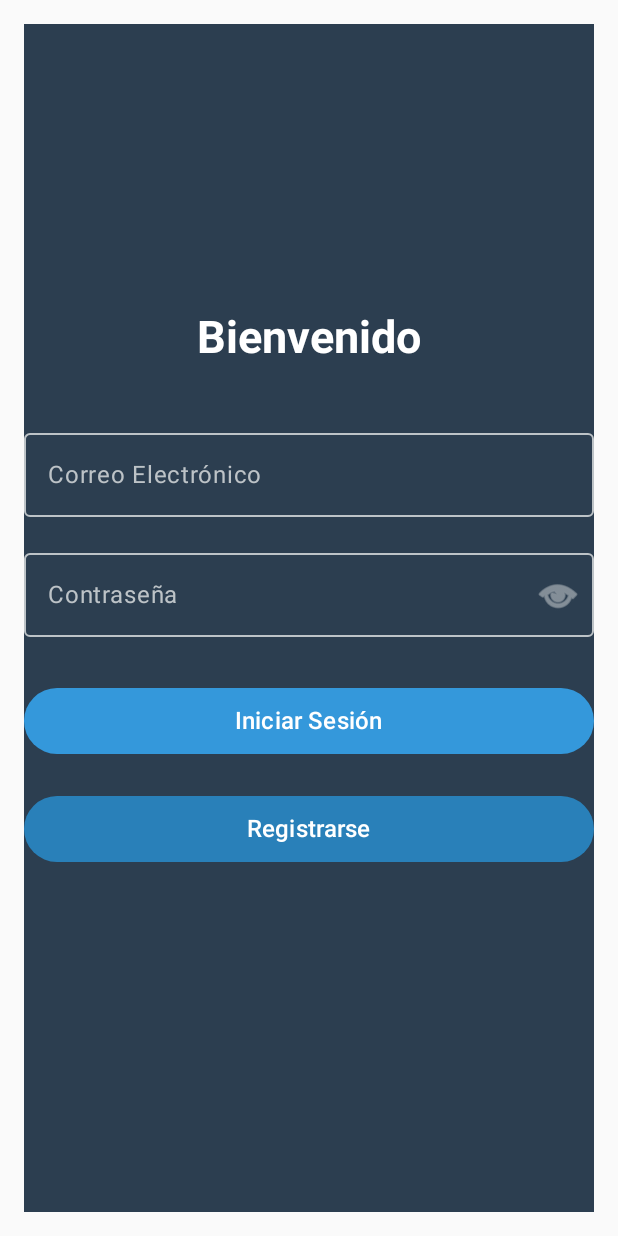
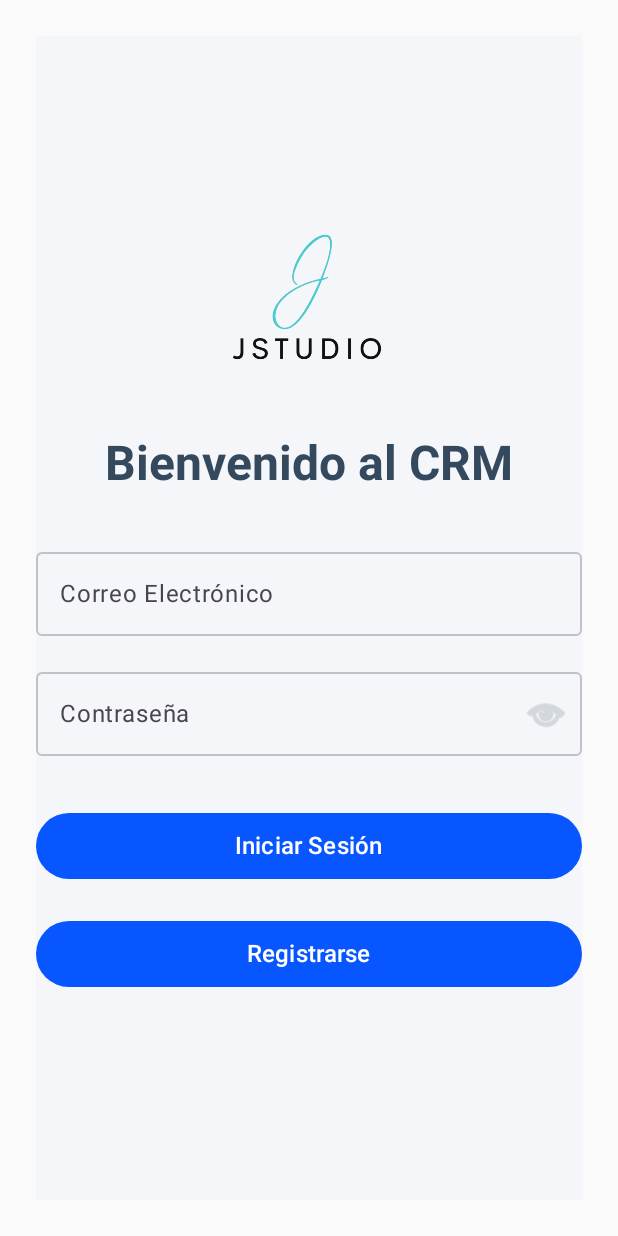
Before and after one commit to JorgeNebrija/ProyectoCRM, an Android app built with Jetpack Compose: the pantallaLogin screen opened through its navigation route, on a phone screen of 412 x 824 dp. Run offline under Robolectric (Android 15) with nearby library versions, the phone set to English and light mode, and no system bars; our stand-ins replace Firebase (no records; nobody signed in at launch, a user with empty details on screens opened directly).

Commit message:
commit prueba local

```diff
--- a/app/src/main/java/com/example/proyectocrm/NavegationWrapper.kt
+++ b/app/src/main/java/com/example/proyectocrm/NavegationWrapper.kt
@@ -12,7 +12,7 @@ import com.example.proyectocrm.screens.PantallaLogin
 @Composable
 fun NavigationWrapper (navHostController: NavHostController) {
 
-    NavHost(navController = navHostController, startDestination = "pantallaBuscarClientes") {
+    NavHost(navController = navHostController, startDestination = "pantallaLogin") {
         composable ("pantallaLogin") {PantallaLogin(navHostController)}
         //composable("PantallaCalendario") { PantallaCalendario(navHostController) }
        // composable("PantallaMiPerfil") { PantallaMiPerfil(navHostController) }
--- a/app/src/main/java/com/example/proyectocrm/screens/pantallaBuscarClientes.kt
+++ b/app/src/main/java/com/example/proyectocrm/screens/pantallaBuscarClientes.kt
@@ -75,7 +75,9 @@ fun ScaffoldBuscarClientes(navController: NavHostController) {
                 Icon(
                     painter = painterResource(id = R.drawable.iconobuscar),
                     contentDescription = "Buscar",
-                    tint = Color.Black
+                    tint = Color.Black,
+                    modifier = Modifier.size(35.dp)
+
                 )
                 BasicTextField(
                     value = searchText,
@@ -87,7 +89,7 @@ fun ScaffoldBuscarClientes(navController: NavHostController) {
                     decorationBox = { innerTextField ->
                         if (searchText.isEmpty()) {
                             Text(
-                                text = "Buscar cliente por nombre",
+                                text = "Buscar cliente ",
                                 color = Color.Black,
                                 fontSize = 16.sp
                             )
@@ -107,7 +109,10 @@ fun ScaffoldBuscarClientes(navController: NavHostController) {
                             }
                         }
                     },
-                    modifier = Modifier.padding(start = 8.dp)
+                    colors = ButtonDefaults.buttonColors(containerColor = Color(0xFF0756FF)),
+
+                    modifier = Modifier.padding(start = 8.dp),
+
                 ) {
                     Text("Buscar")
                 }
--- a/app/src/main/java/com/example/proyectocrm/screens/pantallaLogin.kt
+++ b/app/src/main/java/com/example/proyectocrm/screens/pantallaLogin.kt
@@ -1,6 +1,7 @@
 package com.example.proyectocrm.screens
 
-import android.os.Bundle
+
+import androidx.compose.foundation.Image
 import androidx.compose.foundation.background
 import androidx.compose.foundation.layout.*
 import androidx.compose.foundation.text.KeyboardActions
@@ -10,6 +11,7 @@ import androidx.compose.runtime.*
 import androidx.compose.ui.Alignment
 import androidx.compose.ui.Modifier
 import androidx.compose.ui.graphics.Color
+import androidx.compose.ui.res.painterResource
 import androidx.compose.ui.text.input.ImeAction
 import androidx.compose.ui.text.input.PasswordVisualTransformation
 import androidx.compose.ui.text.input.VisualTransformation
@@ -17,8 +19,8 @@ import androidx.compose.ui.unit.dp
 import androidx.compose.ui.unit.sp
 import androidx.compose.ui.text.font.FontWeight
 import androidx.compose.ui.text.TextStyle
-import androidx.compose.ui.res.painterResource
 import androidx.navigation.NavHostController
+import com.example.proyectocrm.R
 import com.google.firebase.auth.FirebaseAuth
 
 @OptIn(ExperimentalMaterial3Api::class)
@@ -32,59 +34,64 @@ fun PantallaLogin(navController: NavHostController) {
     val message = remember { mutableStateOf("") }
     val passwordVisibility = remember { mutableStateOf(false) }
 
+    // Usamos un color de fondo más neutro y elegante
     Column(
         verticalArrangement = Arrangement.Center,
         horizontalAlignment = Alignment.CenterHorizontally,
         modifier = Modifier
             .fillMaxSize()
-            .padding(16.dp)
-            .background(color = Color(0xFF2C3E50)) // Fondo oscuro
+            .padding(24.dp)
+            .background(color = Color(0xFFF4F6F9)) // Fondo claro y profesional
     ) {
-        // Título
+        Image(
+            painter = painterResource(id = R.drawable.logo_empresa), // Aquí coloca el logo en los recursos
+            contentDescription = "Logo de la Empresa",
+            modifier = Modifier
+                .size(170.dp) // Ajusta el tamaño según lo necesites
+                .padding(bottom = 16.dp) // Espaciado entre el logo y el texto
+        )
+        // Título con un estilo más formal
         Text(
-            text = "Bienvenido",
-            color = Color.White,
-            fontSize = 30.sp,
-            fontWeight = FontWeight.Bold
+            text = "Bienvenido al CRM",
+            color = Color(0xFF34495E), // Color más sobrio y serio
+            fontSize = 32.sp,
+            fontWeight = FontWeight.Bold,
+            modifier = Modifier.padding(bottom = 24.dp)
         )
 
-        Spacer(modifier = Modifier.height(30.dp))
-
-        // Campo de correo electrónico
+        // Campo de correo electrónico con un estilo más profesional
         OutlinedTextField(
             value = email.value,
             onValueChange = { email.value = it },
-            label = { Text("Correo Electrónico", color = Color(0xFFBDC3C7)) },
+            label = { Text("Correo Electrónico") },
             modifier = Modifier
                 .fillMaxWidth()
                 .padding(vertical = 8.dp),
-            textStyle = TextStyle(color = Color.White),
+            textStyle = TextStyle(color = Color(0xFF2C3E50)), // Texto oscuro y elegante
             colors = TextFieldDefaults.outlinedTextFieldColors(
                 focusedBorderColor = Color(0xFF3498DB),
                 unfocusedBorderColor = Color(0xFFBDC3C7),
-
             ),
             keyboardOptions = KeyboardOptions.Default.copy(
                 imeAction = ImeAction.Next
             ),
             keyboardActions = KeyboardActions(
-                onNext = { /* Handle action */ }
+                onNext = { /* Acción de siguiente */ }
             )
         )
 
-        // Campo de contraseña
+        // Campo de contraseña con visibilidad de contraseña
         OutlinedTextField(
             value = password.value,
             onValueChange = { password.value = it },
-            label = { Text("Contraseña", color = Color(0xFFBDC3C7)) },
+            label = { Text("Contraseña") },
             modifier = Modifier
                 .fillMaxWidth()
                 .padding(vertical = 8.dp),
-            textStyle = TextStyle(color = Color.White),
+            textStyle = TextStyle(color = Color(0xFF2C3E50)),
             colors = TextFieldDefaults.outlinedTextFieldColors(
                 focusedBorderColor = Color(0xFF3498DB),
                 unfocusedBorderColor = Color(0xFFBDC3C7),
-
             ),
             visualTransformation = if (passwordVisibility.value) VisualTransformation.None else PasswordVisualTransformation(),
             trailingIcon = {
@@ -107,18 +114,18 @@ fun PantallaLogin(navController: NavHostController) {
                 imeAction = ImeAction.Done
             ),
             keyboardActions = KeyboardActions(
-                onDone = { /* Handle login action */ }
+                onDone = { /* Acción al completar */ }
             )
         )
 
-        Spacer(modifier = Modifier.height(16.dp))
+        Spacer(modifier = Modifier.height(20.dp))
 
-        // Botón de inicio de sesión
+        // Botón de inicio de sesión con un estilo más sobrio
         Button(
             onClick = {
                 loginUser(auth, email.value, password.value, navController, message)
             },
-            colors = ButtonDefaults.buttonColors(containerColor = Color(0xFF3498DB)),
+            colors = ButtonDefaults.buttonColors(containerColor = Color(0xFF0756FF)),
             modifier = Modifier
                 .fillMaxWidth()
                 .padding(vertical = 8.dp),
@@ -133,12 +140,12 @@ fun PantallaLogin(navController: NavHostController) {
 
         Spacer(modifier = Modifier.height(8.dp))
 
-        // Botón de registro
+        // Botón de registro con un color ligeramente distinto para diferenciarlos
         Button(
             onClick = {
                 registerUser(auth, email.value, password.value, message)
             },
-            colors = ButtonDefaults.buttonColors(containerColor = Color(0xFF2980B9)),
+            colors = ButtonDefaults.buttonColors(containerColor = Color(0xFF0756FF)),
             modifier = Modifier
                 .fillMaxWidth()
                 .padding(vertical = 8.dp),
@@ -151,12 +158,12 @@ fun PantallaLogin(navController: NavHostController) {
             )
         }
 
-        Spacer(modifier = Modifier.height(16.dp))
+        Spacer(modifier = Modifier.height(20.dp))
 
-        // Mostrar mensajes de estado
+        // Mostrar mensajes de estado con color neutro para mantener el tono formal
         Text(
             text = message.value,
-            color = Color.White,
+            color = Color(0xFF7F8C8D),
             fontSize = 14.sp,
             fontWeight = FontWeight.Normal
         )
```
Also changed, not shown: app/src/main/res/drawable/logo_empresa.png (added).
